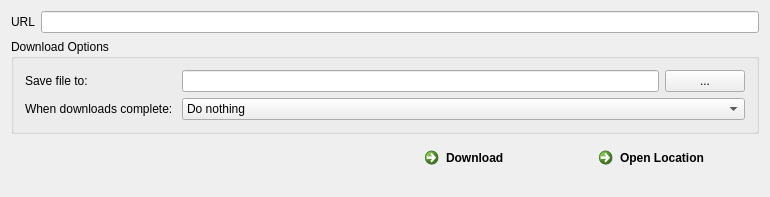
qtuancr261/DownloadManagerByQt, file downloadmanagerwidget.ui: the form before one commit.
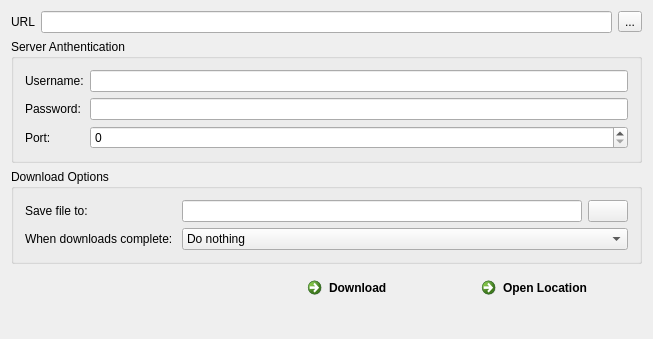
The form after the commit. Icons and pictures are not drawn.

Commit message: When using FTP you can provide server authentication to access the contents

Diff of the .ui file:
```diff
--- a/downloadmanagerwidget.ui
+++ b/downloadmanagerwidget.ui
@@ -6,8 +6,8 @@
    <rect>
     <x>0</x>
     <y>0</y>
-    <width>770</width>
-    <height>197</height>
+    <width>653</width>
+    <height>339</height>
    </rect>
   </property>
   <property name="windowTitle">
@@ -28,7 +28,67 @@
      </item>
     </layout>
    </item>
-   <item row="1" column="0">
+   <item row="0" column="1">
+    <widget class="QToolButton" name="buttonAuthenticationServer">
+     <property name="text">
+      <string>...</string>
+     </property>
+     <property name="icon">
+      <iconset resource="resources.qrc">
+       <normaloff>:/ico/KeyChainAccess.ico</normaloff>:/ico/KeyChainAccess.ico</iconset>
+     </property>
+     <property name="checkable">
+      <bool>true</bool>
+     </property>
+     <property name="toolButtonStyle">
+      <enum>Qt::ToolButtonIconOnly</enum>
+     </property>
+    </widget>
+   </item>
+   <item row="1" column="0" colspan="2">
+    <widget class="QGroupBox" name="groupBoxAuthenticationServer">
+     <property name="title">
+      <string>Server Anthentication</string>
+     </property>
+     <layout class="QFormLayout" name="formLayout">
+      <item row="0" column="0">
+       <widget class="QLabel" name="label">
+        <property name="text">
+         <string>Username:</string>
+        </property>
+       </widget>
+      </item>
+      <item row="0" column="1">
+       <widget class="QLineEdit" name="lineEditUsername"/>
+      </item>
+      <item row="1" column="0">
+       <widget class="QLabel" name="label_4">
+        <property name="text">
+         <string>Password:</string>
+        </property>
+       </widget>
+      </item>
+      <item row="1" column="1">
+       <widget class="QLineEdit" name="lineEditPassword">
+        <property name="echoMode">
+         <enum>QLineEdit::Password</enum>
+        </property>
+       </widget>
+      </item>
+      <item row="2" column="0">
+       <widget class="QLabel" name="label_5">
+        <property name="text">
+         <string>Port:</string>
+        </property>
+       </widget>
+      </item>
+      <item row="2" column="1">
+       <widget class="QSpinBox" name="spinBoxServerPort"/>
+      </item>
+     </layout>
+    </widget>
+   </item>
+   <item row="2" column="0" colspan="2">
     <widget class="QGroupBox" name="groupBox">
      <property name="title">
       <string>Download Options</string>
@@ -64,7 +124,17 @@
       <item row="0" column="2">
        <widget class="QPushButton" name="buttonChooseSaveLocation">
         <property name="text">
-         <string>...</string>
+         <string/>
+        </property>
+        <property name="icon">
+         <iconset resource="resources.qrc">
+          <normaloff>:/ico/QuickTime.ico</normaloff>:/ico/QuickTime.ico</iconset>
+        </property>
+        <property name="iconSize">
+         <size>
+          <width>16</width>
+          <height>16</height>
+         </size>
         </property>
        </widget>
       </item>
@@ -85,7 +155,7 @@
      </layout>
     </widget>
    </item>
-   <item row="2" column="0">
+   <item row="3" column="0" colspan="2">
     <layout class="QHBoxLayout" name="horizontalLayout_2">
      <item>
       <spacer name="horizontalSpacer">
```
Left out of the diff: 25 changed lines with no effect on the pictures. The commit also changes 2 other files.
